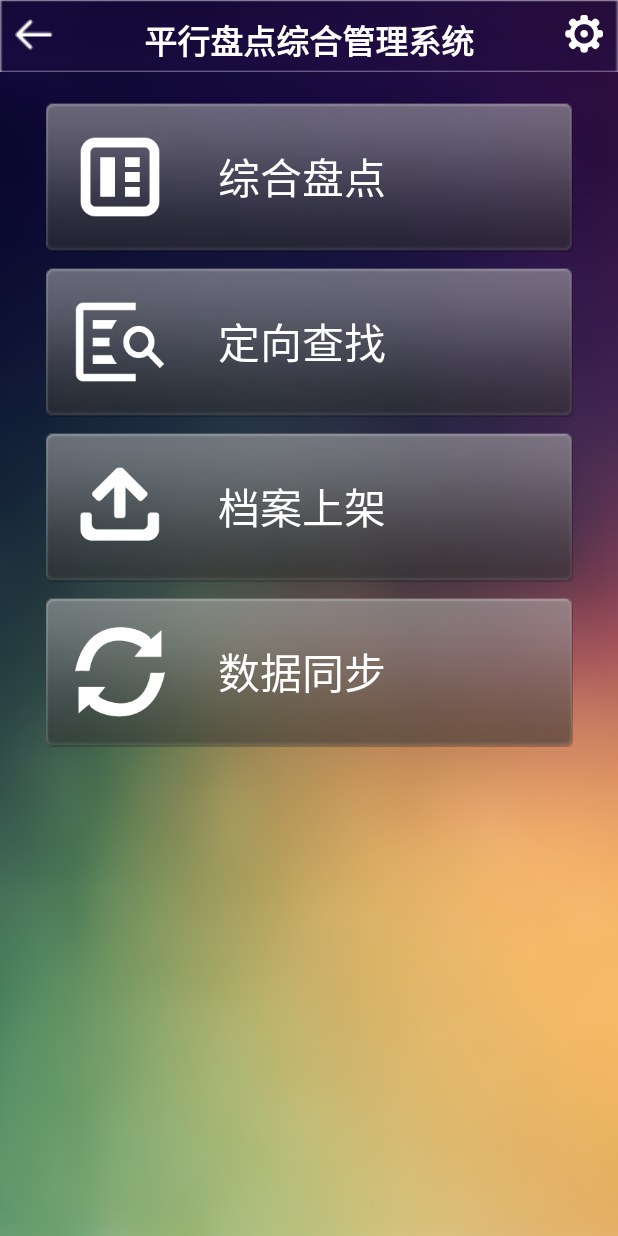
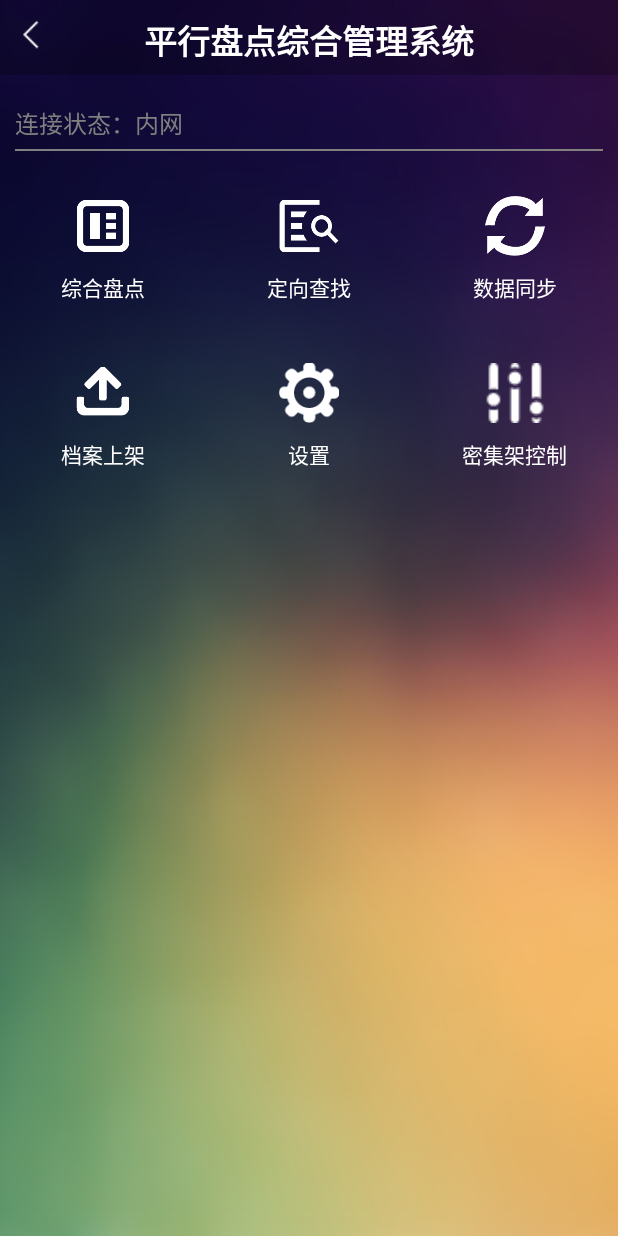
Before and after one commit to epoluodi/PXPD, an Android app: the MainActivity screen opened directly, with no data from a screen before it, on a phone screen of 412 x 824 dp. Run offline under Robolectric (Android 15) with nearby library versions, the phone set to English and light mode, and no system bars.

Commit message:
第一阶段完善完成

```diff
--- a/app/build.gradle
+++ b/app/build.gradle
@@ -1,12 +1,12 @@
 apply plugin: 'com.android.application'
 
 android {
-    compileSdkVersion 23
+    compileSdkVersion 21
     buildToolsVersion "23.0.3"
 
     defaultConfig {
         applicationId "com.pxpd"
-        minSdkVersion 18
+        minSdkVersion 16
         targetSdkVersion 23
         versionCode 1
         versionName "1.0"
@@ -22,5 +22,5 @@ android {
 dependencies {
     compile fileTree(dir: 'libs', include: ['*.jar'])
     testCompile 'junit:junit:4.12'
-    compile 'com.android.support:appcompat-v7:23.4.0'
+
 }
--- a/app/src/main/java/com/pxpd/Login.java
+++ b/app/src/main/java/com/pxpd/Login.java
@@ -1,13 +1,13 @@
 package com.pxpd;
 
+import android.app.Activity;
 import android.content.Intent;
-import android.support.v7.app.AppCompatActivity;
 import android.os.Bundle;
 import android.view.View;
 import android.widget.Button;
 import android.widget.ImageView;
 
-public class Login extends AppCompatActivity {
+public class Login extends Activity {
 
     private Button btnlogin;
     private ImageView btnsetting;
--- a/app/src/main/java/com/pxpd/MainActivity.java
+++ b/app/src/main/java/com/pxpd/MainActivity.java
@@ -1,13 +1,49 @@
 package com.pxpd;
 
-import android.support.v7.app.AppCompatActivity;
+import android.app.Activity;
+import android.content.Intent;
 import android.os.Bundle;
+import android.view.View;
+import android.widget.ImageView;
+import android.widget.RelativeLayout;
+import android.widget.TextView;
 
-public class MainActivity extends AppCompatActivity {
+public class MainActivity extends Activity {
 
+    private ImageView btnreturn;
+    private RelativeLayout btnsetting;
+    private TextView title;
     @Override
     protected void onCreate(Bundle savedInstanceState) {
         super.onCreate(savedInstanceState);
         setContentView(R.layout.activity_main);
+        title = (TextView)findViewById(R.id.title);
+        title.setText("平行盘点综合管理系统");
+        btnreturn = (ImageView)findViewById(R.id.btn_return);
+        btnreturn.setOnClickListener(onClickListenerreturn);
+
+        btnsetting = (RelativeLayout)findViewById(R.id.btnseting);
+        btnsetting.setOnClickListener(onClickListenersetting);
+
     }
+
+
+    View.OnClickListener onClickListenerreturn = new View.OnClickListener() {
+        @Override
+        public void onClick(View view) {
+            finish();
+            overridePendingTransition(R.anim.alpha,R.anim.alpha_exit);
+        }
+    };
+
+    View.OnClickListener onClickListenersetting = new View.OnClickListener() {
+        @Override
+        public void onClick(View view) {
+            Intent intent=new Intent(MainActivity.this,Setting.class);
+            startActivity(intent);
+            overridePendingTransition(R.anim.alpha,R.anim.alpha_exit);
+        }
+    };
+
+
 }
--- a/app/src/main/java/com/pxpd/Setting.java
+++ b/app/src/main/java/com/pxpd/Setting.java
@@ -1,13 +1,32 @@
 package com.pxpd;
 
-import android.support.v7.app.AppCompatActivity;
+import android.app.Activity;
 import android.os.Bundle;
+import android.view.View;
+import android.widget.ImageView;
+import android.widget.TextView;
 
-public class Setting extends AppCompatActivity {
+public class Setting extends Activity {
+    private ImageView btnreturn;
+    private TextView title;
 
     @Override
     protected void onCreate(Bundle savedInstanceState) {
         super.onCreate(savedInstanceState);
         setContentView(R.layout.activity_setting);
+        btnreturn = (ImageView)findViewById(R.id.btn_return);
+        btnreturn.setOnClickListener(onClickListenerreturn);
+        title = (TextView)findViewById(R.id.title);
+        title.setText("设置");
+
     }
+
+    View.OnClickListener onClickListenerreturn = new View.OnClickListener() {
+        @Override
+        public void onClick(View view) {
+            finish();
+            overridePendingTransition(R.anim.alpha,R.anim.alpha_exit);
+        }
+    };
+
 }
--- /dev/null
+++ b/app/src/main/res/drawable/btn_botton_menu.xml
@@ -0,0 +1,16 @@
+<?xml version="1.0" encoding="utf-8"?>
+<shape xmlns:android="http://schemas.android.com/apk/res/android" >
+
+
+    <!-- 填充 -->
+    <solid
+        android:color="@color/transparent"/><!-- 填充的颜色 -->
+
+    <!-- 描边 -->
+    <stroke
+        android:width="1dp"
+        android:color="@color/transparent"
+       />
+
+
+</shape>
--- /dev/null
+++ b/app/src/main/res/drawable/btn_botton_menu_pressed.xml
@@ -0,0 +1,14 @@
+<?xml version="1.0" encoding="utf-8"?>
+<shape xmlns:android="http://schemas.android.com/apk/res/android">
+
+
+    <!-- 填充 -->
+    <solid android:color="@color/blackTransparent4" /><!-- 填充的颜色 -->
+
+    <!-- 描边 -->
+    <stroke
+        android:width="1px"
+        android:color="@color/white" />
+    <corners android:radius="4dp" />
+
+</shape>
--- /dev/null
+++ b/app/src/main/res/drawable/btn_botton_selector.xml
@@ -0,0 +1,7 @@
+<?xml version="1.0" encoding="utf-8"?>
+<selector xmlns:android="http://schemas.android.com/apk/res/android">
+    <item android:state_enabled="true" android:state_pressed="true"
+        android:drawable="@drawable/btn_botton_menu_pressed" />
+
+    <item android:drawable="@color/transparent" />
+</selector>
--- a/app/src/main/res/drawable/btn_return_style.xml
+++ b/app/src/main/res/drawable/btn_return_style.xml
@@ -1,5 +1,5 @@
 <?xml version="1.0" encoding="utf-8"?>
 <selector xmlns:android="http://schemas.android.com/apk/res/android">
-    <item android:state_pressed="true" android:drawable="@mipmap/btn_return_click"/>
-    <item android:state_pressed="false" android:drawable="@mipmap/btn_return"/>
+    <item android:state_pressed="true" android:drawable="@mipmap/return_down"/>
+    <item android:state_pressed="false" android:drawable="@mipmap/return_normal"/>
 </selector>
--- a/app/src/main/res/layout/activity_login.xml
+++ b/app/src/main/res/layout/activity_login.xml
@@ -106,7 +106,7 @@
                 android:layout_height="wrap_content"
                 android:layout_margin="10dp"
                 android:alpha="0.8"
-                android:text="内网"
+                android:text="外网"
                 android:textColor="@color/white" />
         </RadioGroup>
 
@@ -146,6 +146,8 @@
         android:text="V1.0"
         android:textColor="@color/white"
         android:textSize="16dp"
+        android:layout_alignParentRight="true"
+        android:layout_marginRight="10dp"
 
         />
 </RelativeLayout>
--- a/app/src/main/res/layout/activity_main.xml
+++ b/app/src/main/res/layout/activity_main.xml
@@ -1,175 +1,241 @@
 <?xml version="1.0" encoding="utf-8"?>
-<RelativeLayout xmlns:android="http://schemas.android.com/apk/res/android"
+<LinearLayout xmlns:android="http://schemas.android.com/apk/res/android"
     xmlns:tools="http://schemas.android.com/tools"
     android:layout_width="match_parent"
     android:layout_height="match_parent"
     android:background="@mipmap/background"
+    android:orientation="vertical"
     tools:context="com.pxpd.MainActivity">
 
 
-    <RelativeLayout
-        android:id="@+id/r1"
-        android:background="@mipmap/title_background"
+    <include layout="@layout/headlayout"/>
+
+
+    <TextView
+        android:layout_width="wrap_content"
+        android:layout_height="wrap_content"
+        android:layout_marginLeft="10dp"
+        android:layout_marginTop="20dp"
+        android:text="连接状态：内网"
+
+        android:textColor="@color/gray"
+        android:textSize="16dp" />
+
+    <View
+        android:layout_width="match_parent"
+        android:layout_height="1dp"
+        android:layout_marginLeft="10dp"
+        android:layout_marginRight="10dp"
+        android:layout_marginTop="5dp"
+        android:background="@color/gray" />
+
+    <LinearLayout
+
+        android:orientation="horizontal"
         android:layout_width="match_parent"
         android:layout_height="wrap_content">
 
 
-        <TextView
-            android:layout_width="wrap_content"
-            android:layout_height="wrap_content"
-            android:text="平行盘点综合管理系统"
-            style="@style/TextStyle"
-            android:layout_centerHorizontal="true"
-            android:layout_marginTop="10dp"
-            android:textSize="22dp"
-            android:textStyle="bold"
-
-            />
-        <ImageView
-            android:layout_width="25dp"
-            android:layout_height="25dp"
-            android:background="@drawable/btn_return_style"
-            android:layout_marginTop="10dp"
-            android:layout_marginLeft="10dp"
+        <RelativeLayout
+            android:layout_marginRight="5dp"
+            android:layout_marginLeft="5dp"
+            android:layout_weight="1"
+            android:layout_marginTop="20dp"
             android:clickable="true"
-            android:id="@+id/btn_return"
-            />
-
-        <ImageView
-            android:layout_width="25dp"
-            android:layout_height="25dp"
-            android:background="@drawable/btn_setting_select"
-            android:layout_marginTop="10dp"
-            android:layout_alignParentRight="true"
-            android:layout_marginRight="10dp"
-            android:clickable="true"
-            android:id="@+id/btn_save"
-            />
-
-    </RelativeLayout>
-
-
-    <LinearLayout
-        android:layout_below="@+id/r1"
-        android:orientation="vertical"
-        android:layout_width="match_parent"
-        android:layout_height="match_parent">
-
-
-        <RelativeLayout
-            android:layout_marginRight="30dp"
-            android:layout_marginLeft="30dp"
-
-            android:layout_marginTop="20dp"
-            android:background="@mipmap/pandianinfo_kuang"
-            android:layout_width="match_parent"
+            android:background="@drawable/btn_botton_selector"
+            android:layout_width="50dp"
             android:layout_height="wrap_content">
 
             <ImageView
-                android:layout_margin="20dp"
+                android:layout_margin="10dp"
+                android:layout_centerHorizontal="true"
                 android:id="@+id/m1"
-                android:layout_width="60dp"
-                android:layout_height="60dp"
+                android:layout_width="40dp"
+                android:layout_height="40dp"
                 android:background="@mipmap/pd"/>
 
             <TextView
+                android:layout_marginBottom="10dp"
                 android:layout_width="wrap_content"
                 android:layout_height="wrap_content"
-                android:layout_centerVertical="true"
-                android:layout_toRightOf="@+id/m1"
-                android:textSize="28dp"
+                android:layout_below="@+id/m1"
+                android:layout_centerHorizontal="true"
+
+                android:textSize="14dp"
                 android:textColor="@color/white"
-                android:layout_marginLeft="15dp"
+
                 android:text="综合盘点"/>
 
         </RelativeLayout>
 
-
-
-
         <RelativeLayout
-           android:layout_marginRight="30dp"
-            android:layout_marginLeft="30dp"
-
-            android:layout_marginTop="10dp"
-            android:background="@mipmap/pandianinfo_kuang"
-            android:layout_width="match_parent"
+            android:layout_marginRight="5dp"
+            android:layout_marginLeft="5dp"
+            android:layout_weight="1"
+            android:layout_marginTop="20dp"
+            android:clickable="true"
+            android:background="@drawable/btn_botton_selector"
+            android:layout_width="50dp"
             android:layout_height="wrap_content">
 
             <ImageView
-                android:layout_margin="20dp"
+                android:layout_margin="10dp"
+                android:layout_centerHorizontal="true"
                 android:id="@+id/m2"
-                android:layout_width="60dp"
-                android:layout_height="60dp"
+                android:layout_width="40dp"
+                android:layout_height="40dp"
                 android:background="@mipmap/find"/>
 
             <TextView
+                android:layout_marginBottom="10dp"
                 android:layout_width="wrap_content"
                 android:layout_height="wrap_content"
-                android:layout_centerVertical="true"
-                android:layout_toRightOf="@+id/m2"
-                android:textSize="28dp"
-                android:layout_marginLeft="15dp"
+                android:layout_below="@+id/m2"
+                android:layout_centerHorizontal="true"
+                android:textSize="14dp"
                 android:textColor="@color/white"
                 android:text="定向查找"/>
 
         </RelativeLayout>
-
         <RelativeLayout
-            android:layout_marginRight="30dp"
-            android:layout_marginLeft="30dp"
-
-            android:layout_marginTop="10dp"
-            android:background="@mipmap/pandianinfo_kuang"
-            android:layout_width="match_parent"
+            android:layout_marginRight="5dp"
+            android:layout_marginLeft="5dp"
+            android:layout_weight="1"
+            android:layout_marginTop="20dp"
+            android:clickable="true"
+            android:background="@drawable/btn_botton_selector"
+            android:layout_width="50dp"
             android:layout_height="wrap_content">
 
             <ImageView
-                android:layout_margin="20dp"
+                android:layout_margin="10dp"
+                android:layout_centerHorizontal="true"
                 android:id="@+id/m3"
-                android:layout_width="60dp"
-                android:layout_height="60dp"
-                android:background="@mipmap/docup"/>
-
-            <TextView
-                android:layout_width="wrap_content"
-                android:layout_height="wrap_content"
-                android:layout_centerVertical="true"
-                android:layout_toRightOf="@+id/m3"
-                android:textSize="28dp"
-                android:layout_marginLeft="15dp"
-                android:textColor="@color/white"
-                android:text="档案上架"/>
-
-        </RelativeLayout>
-        <RelativeLayout
-            android:layout_marginRight="30dp"
-            android:layout_marginLeft="30dp"
-
-            android:layout_marginTop="10dp"
-            android:background="@mipmap/pandianinfo_kuang"
-            android:layout_width="match_parent"
-            android:layout_height="wrap_content">
-
-            <ImageView
-                android:layout_margin="20dp"
-                android:id="@+id/m4"
-                android:layout_width="60dp"
-                android:layout_height="60dp"
+                android:layout_width="40dp"
+                android:layout_height="40dp"
                 android:background="@mipmap/tb"/>
 
             <TextView
+                android:layout_marginBottom="10dp"
                 android:layout_width="wrap_content"
                 android:layout_height="wrap_content"
-                android:layout_centerVertical="true"
-                android:layout_toRightOf="@+id/m4"
-                android:textSize="28dp"
-                android:layout_marginLeft="15dp"
+                android:layout_below="@+id/m3"
+                android:layout_centerHorizontal="true"
+
+                android:textSize="14dp"
                 android:textColor="@color/white"
+
                 android:text="数据同步"/>
 
         </RelativeLayout>
 
+
     </LinearLayout>
 
-</RelativeLayout>
+    <LinearLayout
+
+        android:orientation="horizontal"
+
+        android:layout_width="match_parent"
+        android:layout_height="wrap_content">
+
+
+        <RelativeLayout
+            android:layout_marginRight="5dp"
+            android:layout_marginLeft="5dp"
+            android:layout_weight="1"
+            android:layout_marginTop="20dp"
+            android:clickable="true"
+            android:background="@drawable/btn_botton_selector"
+            android:layout_width="20dp"
+            android:layout_height="wrap_content">
+
+            <ImageView
+                android:layout_margin="10dp"
+                android:layout_centerHorizontal="true"
+                android:id="@+id/m4"
+                android:layout_width="40dp"
+                android:layout_height="40dp"
+                android:background="@mipmap/docup"/>
+
+            <TextView
+                android:layout_marginBottom="10dp"
+                android:layout_width="wrap_content"
+                android:layout_height="wrap_content"
+                android:layout_below="@+id/m4"
+                android:layout_centerHorizontal="true"
+
+                android:textSize="14dp"
+                android:textColor="@color/white"
+
+                android:text="档案上架"/>
+
+        </RelativeLayout>
+
+        <RelativeLayout
+            android:layout_marginRight="5dp"
+            android:layout_marginLeft="5dp"
+            android:layout_weight="1"
+            android:layout_marginTop="20dp"
+            android:clickable="true"
+            android:background="@drawable/btn_botton_selector"
+            android:layout_width="20dp"
+            android:id="@+id/btnseting"
+            android:layout_height="wrap_content">
+
+            <ImageView
+                android:layout_margin="10dp"
+                android:layout_centerHorizontal="true"
+                android:id="@+id/m5"
+                android:layout_width="40dp"
+                android:layout_height="40dp"
+                android:background="@mipmap/setting"/>
+
+            <TextView
+                android:layout_marginBottom="10dp"
+                android:layout_width="wrap_content"
+                android:layout_height="wrap_content"
+                android:layout_below="@+id/m5"
+                android:layout_centerHorizontal="true"
+                android:textSize="14dp"
+                android:textColor="@color/white"
+                android:text="设置"/>
+
+        </RelativeLayout>
+        <RelativeLayout
+            android:layout_marginRight="5dp"
+            android:layout_marginLeft="5dp"
+            android:layout_weight="1"
+            android:layout_marginTop="20dp"
+            android:background="@drawable/btn_botton_selector"
+            android:layout_width="20dp"
+            android:clickable="true"
+            android:layout_height="wrap_content">
+
+            <ImageView
+                android:layout_margin="10dp"
+                android:layout_centerHorizontal="true"
+                android:id="@+id/m6"
+                android:layout_width="40dp"
+                android:layout_height="40dp"
+                android:background="@mipmap/mjcontrol"/>
+
+            <TextView
+                android:layout_marginBottom="10dp"
+                android:layout_width="wrap_content"
+                android:layout_height="wrap_content"
+                android:layout_below="@+id/m6"
+                android:layout_centerHorizontal="true"
+
+                android:textSize="14dp"
+                android:textColor="@color/white"
+
+                android:text="密集架控制"/>
+
+        </RelativeLayout>
+
+
+    </LinearLayout>
+
+
+</LinearLayout>
--- a/app/src/main/res/layout/activity_setting.xml
+++ b/app/src/main/res/layout/activity_setting.xml
@@ -7,45 +7,7 @@
     android:orientation="vertical"
     tools:context="com.pxpd.Setting">
 
-    <RelativeLayout
-        android:background="@mipmap/title_background"
-        android:layout_width="match_parent"
-        android:layout_height="wrap_content">
-
-
-        <TextView
-            android:layout_width="wrap_content"
-            android:layout_height="wrap_content"
-            android:text="设置"
-            style="@style/TextStyle"
-            android:layout_centerHorizontal="true"
-            android:layout_marginTop="10dp"
-            android:textSize="22dp"
-            android:textStyle="bold"
-
-            />
-        <ImageView
-            android:layout_width="25dp"
-            android:layout_height="25dp"
-            android:background="@drawable/btn_return_style"
-            android:layout_marginTop="10dp"
-            android:layout_marginLeft="10dp"
-            android:clickable="true"
-            android:id="@+id/btn_return"
-            />
-        <ImageView
-            android:layout_width="25dp"
-            android:layout_height="25dp"
-            android:background="@drawable/btn_save_select"
-            android:layout_marginTop="10dp"
-            android:layout_alignParentRight="true"
-            android:layout_marginRight="10dp"
-            android:clickable="true"
-            android:id="@+id/btn_save"
-            />
-
-
-    </RelativeLayout>
+   <include layout="@layout/headlayout"/>
     <TextView
         android:layout_width="wrap_content"
         android:layout_height="wrap_content"
--- /dev/null
+++ b/app/src/main/res/layout/headlayout.xml
@@ -0,0 +1,33 @@
+<?xml version="1.0" encoding="utf-8"?>
+<RelativeLayout xmlns:android="http://schemas.android.com/apk/res/android"
+
+    android:id="@+id/r1"
+    android:background="@color/blackTransparent4"
+    android:layout_width="match_parent"
+
+    android:layout_height="50dp">
+
+
+    <TextView
+        android:layout_width="wrap_content"
+        android:layout_height="wrap_content"
+        android:text="平行盘点综合管理系统"
+        style="@style/TextStyle"
+        android:id="@+id/title"
+        android:layout_centerHorizontal="true"
+        android:layout_marginTop="10dp"
+        android:textSize="22dp"
+        android:textStyle="bold"
+
+        />
+    <ImageView
+        android:layout_width="25dp"
+        android:layout_height="25dp"
+        android:background="@drawable/btn_return_style"
+        android:layout_marginTop="10dp"
+        android:layout_marginLeft="10dp"
+        android:clickable="true"
+        android:id="@+id/btn_return"
+        />
+
+</RelativeLayout>
--- a/app/src/main/res/values/styles.xml
+++ b/app/src/main/res/values/styles.xml
@@ -1,13 +1,13 @@
 <resources>
 
     <!-- Base application theme. -->
-    <style name="AppTheme" parent="Theme.AppCompat.Light.NoActionBar">
+    <style name="AppTheme" parent="android:Theme.Holo.NoActionBar">
         <!-- Customize your theme here. -->
         <!--<item name="colorPrimary">@color/colorPrimary</item>-->
         <!--<item name="colorPrimaryDark">@color/colorPrimaryDark</item>-->
         <!--<item name="colorAccent">@color/colorAccent</item>-->
     </style>
-    <style name="TextStyle" parent="TextAppearance.AppCompat">
+    <style name="TextStyle" parent="android:TextAppearance">
 
         <item name="android:textColor">@color/white</item>
         <item name="android:singleLine">true</item>
```
Also changed, not shown: app/src/main/res/mipmap-hdpi/mjcontrol.png (added), app/src/main/res/mipmap-hdpi/return_down.png (added), app/src/main/res/mipmap-hdpi/return_normal.png (added).
